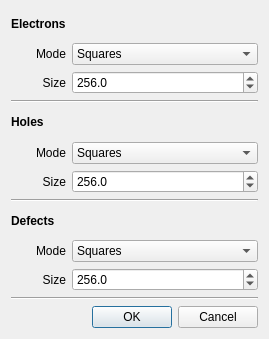
This is src/langmuirView/forms/pointdialog.ui in LangmuirSim/langmuir as Qt 5 draws it before an edit. The edited form follows.
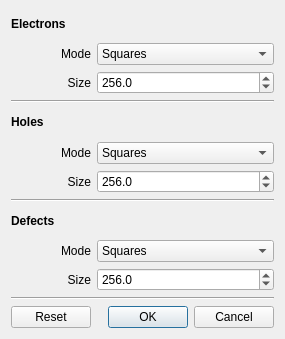
This is the edited form.

```diff
--- a/src/langmuirView/forms/pointdialog.ui
+++ b/src/langmuirView/forms/pointdialog.ui
@@ -6,7 +6,7 @@
    <rect>
     <x>0</x>
     <y>0</y>
-    <width>269</width>
+    <width>285</width>
     <height>339</height>
    </rect>
   </property>
@@ -234,6 +234,13 @@
      </property>
     </widget>
    </item>
+   <item row="13" column="0">
+    <widget class="QPushButton" name="pushButtonReset">
+     <property name="text">
+      <string>Reset</string>
+     </property>
+    </widget>
+   </item>
   </layout>
  </widget>
  <resources/>
```
Left out of the diff: 2 changed lines with no effect on the pictures.
